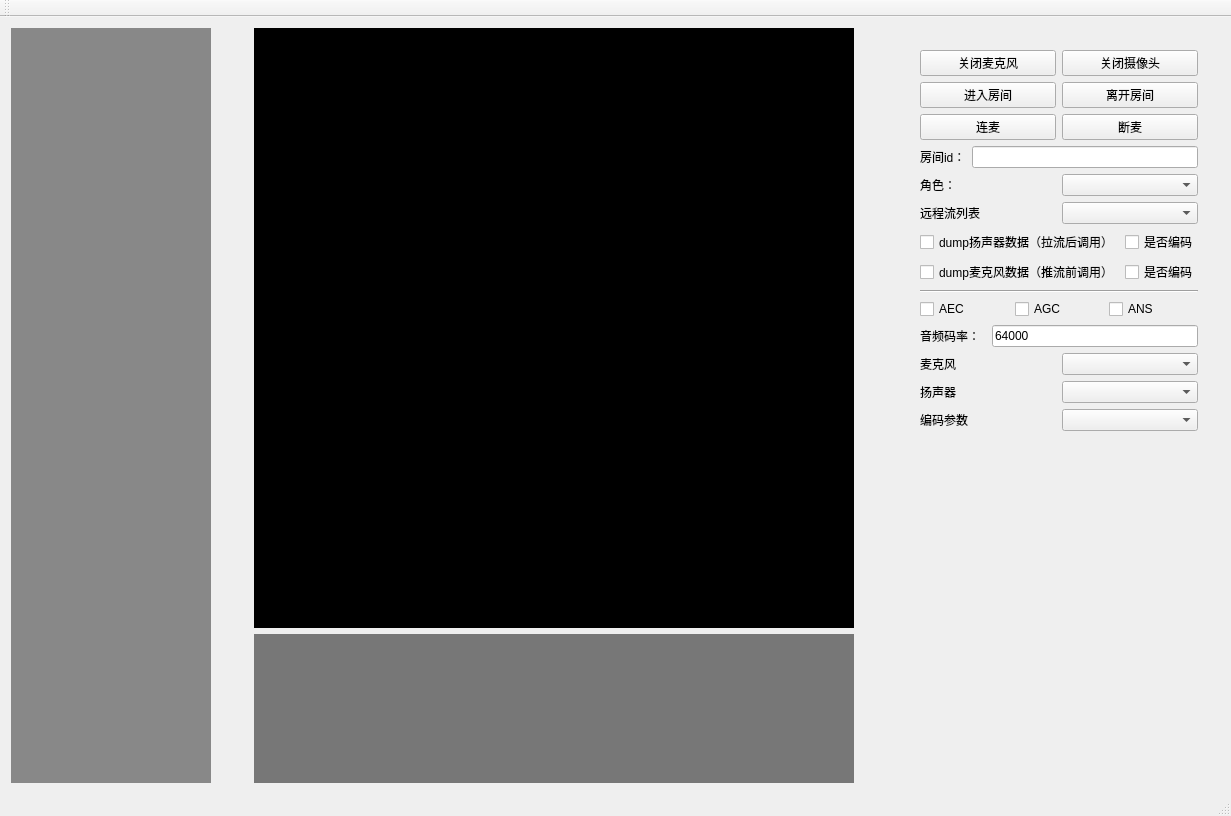
wanhongqing123/ZegoTestDemo, file mainwindow.ui: the form before one commit.
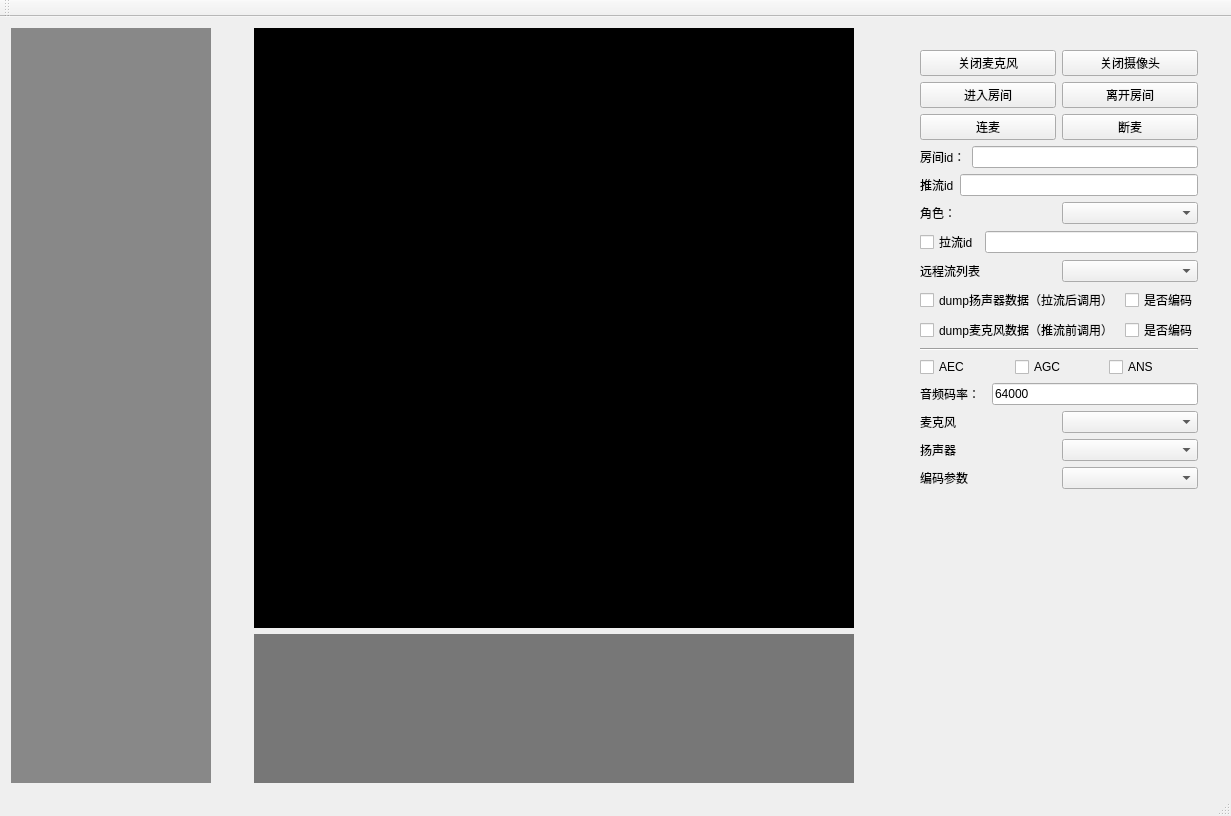
The form after the commit.

Commit message: pull id

```diff
--- a/mainwindow.ui
+++ b/mainwindow.ui
@@ -14,7 +14,7 @@
    <string>MainWindow</string>
   </property>
   <widget class="QWidget" name="centralWidget">
-   <layout class="QHBoxLayout" name="horizontalLayout_13">
+   <layout class="QHBoxLayout" name="horizontalLayout_16">
     <item>
      <widget class="QLabel" name="label_2">
       <property name="minimumSize">
@@ -189,6 +189,20 @@
             </item>
            </layout>
           </item>
+          <item>
+           <layout class="QHBoxLayout" name="horizontalLayout_13">
+            <item>
+             <widget class="QLabel" name="label_9">
+              <property name="text">
+               <string>推流id</string>
+              </property>
+             </widget>
+            </item>
+            <item>
+             <widget class="QLineEdit" name="lineEditPushId"/>
+            </item>
+           </layout>
+          </item>
           <item>
            <layout class="QHBoxLayout" name="horizontalLayout_7">
             <item>
@@ -210,6 +224,20 @@
             </item>
            </layout>
           </item>
+          <item>
+           <layout class="QHBoxLayout" name="horizontalLayout_15">
+            <item>
+             <widget class="QCheckBox" name="checkBox">
+              <property name="text">
+               <string>拉流id</string>
+              </property>
+             </widget>
+            </item>
+            <item>
+             <widget class="QLineEdit" name="lineEditPullId"/>
+            </item>
+           </layout>
+          </item>
           <item>
            <layout class="QHBoxLayout" name="horizontalLayout_14">
             <item>
```
The commit also changes 2 other files.
